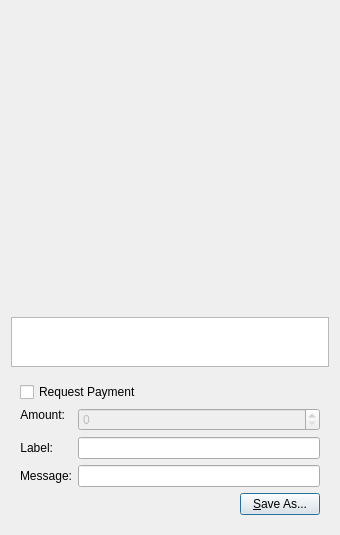
Above: src/qt/forms/qrcodedialog.ui from Wisecoincore/suncoin before the change. Below: the same form after it.
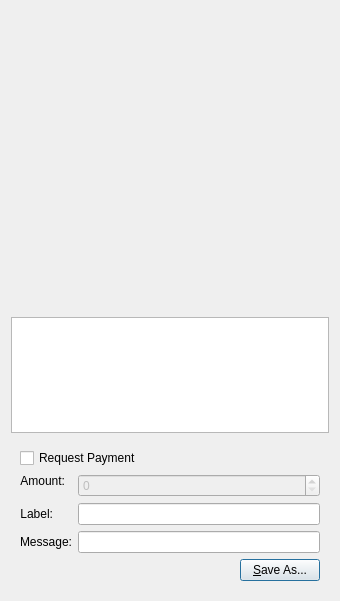
That is the form after the change. Custom widgets are drawn as their Qt base class.

Patch:
```diff
--- a/src/qt/forms/qrcodedialog.ui
+++ b/src/qt/forms/qrcodedialog.ui
@@ -7,7 +7,7 @@
     <x>0</x>
     <y>0</y>
     <width>340</width>
-    <height>530</height>
+    <height>601</height>
    </rect>
   </property>
   <property name="windowTitle">
```
Left out of the diff: 2 changed lines with no effect on the pictures.
